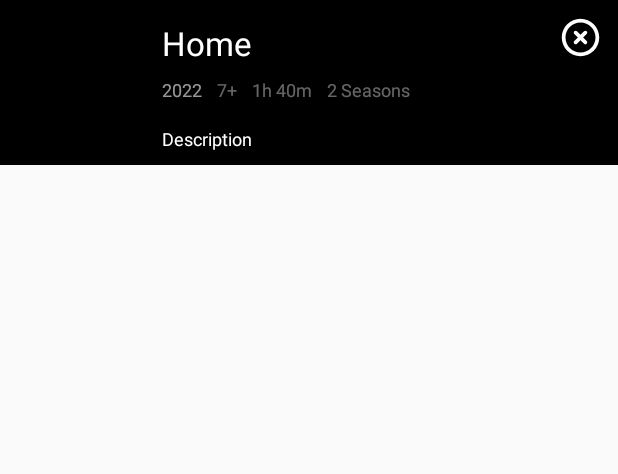
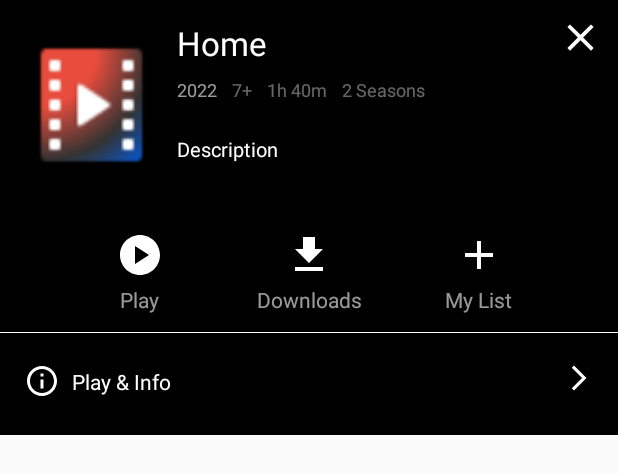
Before and after one commit to trungphongdev/WindMovieApp, an Android app: the layout fragment_movie_detail_bottom_sheet.xml on its own in the app's theme, with its tools: preview values and no code run, on a phone screen of 412 x 824 dp. Shown: the top 474 px of the screen. Run offline under Robolectric (Android 15) with nearby library versions, the light colour scheme and no system bars; Roboto replaces fonts that are not available here.

Commit message:
add file

```diff
--- a/app/src/main/res/drawable/ic_close.xml
+++ b/app/src/main/res/drawable/ic_close.xml
@@ -1,5 +1,5 @@
 <vector android:height="24dp" android:tint="#FFFFFF"
     android:viewportHeight="24" android:viewportWidth="24"
     android:width="24dp" xmlns:android="http://schemas.android.com/apk/res/android">
-    <path android:fillColor="@android:color/white" android:pathData="M13.89,8.7L12,10.59 10.11,8.7c-0.39,-0.39 -1.02,-0.39 -1.41,0 -0.39,0.39 -0.39,1.02 0,1.41L10.59,12 8.7,13.89c-0.39,0.39 -0.39,1.02 0,1.41 0.39,0.39 1.02,0.39 1.41,0L12,13.41l1.89,1.89c0.39,0.39 1.02,0.39 1.41,0 0.39,-0.39 0.39,-1.02 0,-1.41L13.41,12l1.89,-1.89c0.39,-0.39 0.39,-1.02 0,-1.41 -0.39,-0.38 -1.03,-0.38 -1.41,0zM12,2C6.47,2 2,6.47 2,12s4.47,10 10,10 10,-4.47 10,-10S17.53,2 12,2zM12,20c-4.41,0 -8,-3.59 -8,-8s3.59,-8 8,-8 8,3.59 8,8 -3.59,8 -8,8z"/>
+    <path android:fillColor="@android:color/white" android:pathData="M19,6.41L17.59,5 12,10.59 6.41,5 5,6.41 10.59,12 5,17.59 6.41,19 12,13.41 17.59,19 19,17.59 13.41,12z"/>
 </vector>
--- a/app/src/main/res/drawable/ic_download.xml
+++ b/app/src/main/res/drawable/ic_download.xml
@@ -1,5 +1,5 @@
-<vector android:height="24dp" android:tint="#B3A9A9"
+<vector android:height="24dp" android:tint="#FFFFFF"
     android:viewportHeight="24" android:viewportWidth="24"
     android:width="24dp" xmlns:android="http://schemas.android.com/apk/res/android">
-    <path android:fillColor="@android:color/white" android:pathData="M12,4c4.41,0 8,3.59 8,8s-3.59,8 -8,8s-8,-3.59 -8,-8S7.59,4 12,4M12,2C6.48,2 2,6.48 2,12c0,5.52 4.48,10 10,10c5.52,0 10,-4.48 10,-10C22,6.48 17.52,2 12,2L12,2zM13,12l0,-4h-2l0,4H8l4,4l4,-4H13z"/>
+    <path android:fillColor="@android:color/white" android:pathData="M5,20h14v-2H5V20zM19,9h-4V3H9v6H5l7,7L19,9z"/>
 </vector>
--- /dev/null
+++ b/app/src/main/res/drawable/ic_forward.xml
@@ -0,0 +1,5 @@
+<vector android:autoMirrored="true" android:height="24dp"
+    android:tint="#FFFFFF" android:viewportHeight="24"
+    android:viewportWidth="24" android:width="24dp" xmlns:android="http://schemas.android.com/apk/res/android">
+    <path android:fillColor="@android:color/white" android:pathData="M6.23,20.23l1.77,1.77l10,-10l-10,-10l-1.77,1.77l8.23,8.23z"/>
+</vector>
--- /dev/null
+++ b/app/src/main/res/drawable/ic_info.xml
@@ -0,0 +1,5 @@
+<vector android:height="24dp" android:tint="#FFFFFF"
+    android:viewportHeight="24" android:viewportWidth="24"
+    android:width="24dp" xmlns:android="http://schemas.android.com/apk/res/android">
+    <path android:fillColor="@android:color/white" android:pathData="M11,7h2v2h-2zM11,11h2v6h-2zM12,2C6.48,2 2,6.48 2,12s4.48,10 10,10 10,-4.48 10,-10S17.52,2 12,2zM12,20c-4.41,0 -8,-3.59 -8,-8s3.59,-8 8,-8 8,3.59 8,8 -3.59,8 -8,8z"/>
+</vector>
--- a/app/src/main/res/layout/fragment_movie_detail_bottom_sheet.xml
+++ b/app/src/main/res/layout/fragment_movie_detail_bottom_sheet.xml
@@ -19,11 +19,12 @@
 
     <androidx.appcompat.widget.AppCompatImageView
         android:id="@+id/imgMovie"
-        android:layout_width="@dimen/dp80"
-        android:layout_height="@dimen/dp100"
+        android:layout_width="@dimen/dp90"
+        android:layout_height="@dimen/dp120"
         app:layout_constraintStart_toStartOf="parent"
         app:layout_constraintTop_toTopOf="parent"
         android:layout_marginStart="@dimen/dp16"
+        tools:src="@drawable/logohome"
         />
 
     <TextView
@@ -99,25 +100,143 @@
         android:visibility="gone"
         tools:visibility="visible"
         />
+
     <TextView
         android:id="@+id/tvDescription"
+        android:layout_width="@dimen/dp0"
+        android:layout_height="wrap_content"
+        android:layout_marginEnd="@dimen/dp16"
+        android:ellipsize="end"
+        android:fontFamily="@font/roboto_regular"
+        android:maxLines="4"
+        android:textColor="@color/white"
+        android:textSize="@dimen/sp13"
+        app:layout_constraintBottom_toBottomOf="@+id/imgMovie"
+        app:layout_constraintEnd_toEndOf="parent"
+        app:layout_constraintStart_toStartOf="@id/tvYearRelease"
+        app:layout_constraintTop_toBottomOf="@id/tvYearRelease"
+        tools:text="Description" />
+
+    <androidx.appcompat.widget.AppCompatImageView
+        android:id="@+id/imgPlay"
+        android:layout_width="@dimen/dp40"
+        android:layout_height="@dimen/dp40"
+        android:layout_marginTop="@dimen/dp20"
+        android:padding="@dimen/dp4"
+        app:layout_constraintStart_toStartOf="parent"
+        app:layout_constraintTop_toBottomOf="@id/imgMovie"
+        app:layout_constraintEnd_toStartOf="@id/imgDownload"
+        app:srcCompat="@drawable/ic_play" />
+
+    <TextView
+        android:id="@+id/tvPlay"
         android:layout_width="wrap_content"
         android:layout_height="wrap_content"
+        android:textSize="@dimen/sp14"
+        android:alpha="0.6"
+        android:text="@string/playLabel"
         android:textColor="@color/white"
-        android:textSize="@dimen/sp12"
         android:fontFamily="@font/roboto_regular"
-        tools:text="Description"
-        android:maxLines="4"
-        android:ellipsize="end"
-        app:layout_constraintStart_toStartOf="@id/tvYearRelease"
-        app:layout_constraintTop_toBottomOf="@id/tvYearRelease"
-        android:layout_marginTop="@dimen/dp16"
+        app:layout_constraintTop_toBottomOf="@id/imgPlay"
+        app:layout_constraintStart_toStartOf="@id/imgPlay"
+        app:layout_constraintEnd_toEndOf="@id/imgPlay"/>
 
-        />
+    <androidx.appcompat.widget.AppCompatImageView
+        android:id="@+id/imgDownload"
+        android:layout_width="@dimen/dp40"
+        android:layout_height="@dimen/dp40"
+        android:padding="@dimen/dp4"
+        app:layout_constraintStart_toEndOf="@id/imgPlay"
+        app:layout_constraintEnd_toStartOf="@id/imgAdd"
+        app:layout_constraintTop_toTopOf="@id/imgPlay"
+        app:srcCompat="@drawable/ic_download" />
 
+    <TextView
+        android:layout_width="wrap_content"
+        android:layout_height="wrap_content"
+        android:textSize="@dimen/sp14"
+        android:alpha="0.6"
+        android:text="@string/downloadLabel"
+        android:textColor="@color/white"
+        android:fontFamily="@font/roboto_regular"
+        app:layout_constraintTop_toBottomOf="@id/imgDownload"
+        app:layout_constraintStart_toStartOf="@id/imgDownload"
+        app:layout_constraintEnd_toEndOf="@id/imgDownload"/>
 
+    <androidx.appcompat.widget.AppCompatImageView
+        android:id="@+id/imgAdd"
+        android:layout_width="@dimen/dp40"
+        android:layout_height="@dimen/dp40"
+        android:padding="@dimen/dp4"
+        app:layout_constraintStart_toEndOf="@id/imgDownload"
+        app:layout_constraintTop_toTopOf="@id/imgDownload"
+        app:layout_constraintEnd_toEndOf="parent"
+        app:srcCompat="@drawable/ic_add" />
 
+    <TextView
+        android:layout_width="wrap_content"
+        android:layout_height="wrap_content"
+        android:textSize="@dimen/sp14"
+        android:alpha="0.6"
+        android:text="@string/myListLabel"
+        android:textColor="@color/white"
+        android:fontFamily="@font/roboto_regular"
+        app:layout_constraintTop_toBottomOf="@id/imgAdd"
+        app:layout_constraintStart_toStartOf="@id/imgAdd"
+        app:layout_constraintEnd_toEndOf="@id/imgAdd"/>
 
+    <View
+        android:id="@+id/viewLineHz"
+        android:layout_width="match_parent"
+        android:layout_height="@dimen/dp0_5"
+        android:background="@color/white"
+        app:layout_constraintTop_toBottomOf="@id/tvPlay"
+        app:layout_constraintStart_toStartOf="parent"
+        android:layout_marginTop="@dimen/dp12" />
+
+    <androidx.constraintlayout.widget.ConstraintLayout
+        android:id="@+id/llInfoMovie"
+        android:layout_width="match_parent"
+        android:layout_height="wrap_content"
+        app:layout_constraintStart_toStartOf="parent"
+        app:layout_constraintTop_toBottomOf="@id/viewLineHz"
+        android:paddingTop="@dimen/dp20"
+        android:paddingBottom="@dimen/dp24"
+        android:paddingHorizontal="@dimen/dp16">
+
+        <androidx.appcompat.widget.AppCompatImageView
+            android:id="@+id/imgInfo"
+            android:layout_width="wrap_content"
+            android:layout_height="wrap_content"
+            app:srcCompat="@drawable/ic_info"
+            app:layout_constraintStart_toStartOf="parent"
+            app:layout_constraintTop_toTopOf="parent"
+            />
+
+        <TextView
+            android:layout_width="wrap_content"
+            android:layout_height="wrap_content"
+            app:layout_constraintStart_toEndOf="@id/imgInfo"
+            android:text="@string/playAndInfoLabel"
+            android:textColor="@color/white"
+            android:fontFamily="@font/roboto_regular"
+            android:textSize="@dimen/sp14"
+            android:layout_marginStart="@dimen/dp8"
+            app:layout_constraintTop_toTopOf="@id/imgInfo"
+            app:layout_constraintBottom_toBottomOf="@id/imgInfo" />
+
+        <androidx.appcompat.widget.AppCompatImageView
+            android:id="@+id/imgForward"
+            android:layout_width="@dimen/dp20"
+            android:layout_height="@dimen/dp20"
+            android:layout_marginStart="@dimen/dp16"
+            app:srcCompat="@drawable/ic_forward"
+            android:layout_marginHorizontal="@dimen/dp16"
+            app:layout_constraintEnd_toEndOf="parent"
+            app:layout_constraintTop_toTopOf="parent"
+            />
+
+    </androidx.constraintlayout.widget.ConstraintLayout>
 
 
 
--- a/app/src/main/res/values/colors.xml
+++ b/app/src/main/res/values/colors.xml
@@ -15,4 +15,5 @@
     <color name="light_blue_A200">#FF40C4FF</color>
     <color name="light_blue_A400">#FF00B0FF</color>
     <color name="black_overlay">#66000000</color>
+    <color name="greyD5CACA">#D5CACA</color>
 </resources>
--- a/app/src/main/res/values/strings.xml
+++ b/app/src/main/res/values/strings.xml
@@ -22,4 +22,7 @@
     <string name="signUpLabel">sign up</string>
     <string name="dummy_button">Dummy Button</string>
     <string name="dummy_content">DUMMY\nCONTENT</string>
+    <string name="playLabel">Play</string>
+    <string name="myListLabel">My List</string>
+    <string name="playAndInfoLabel"><![CDATA[Play & Info]]></string>
 </resources>
```
